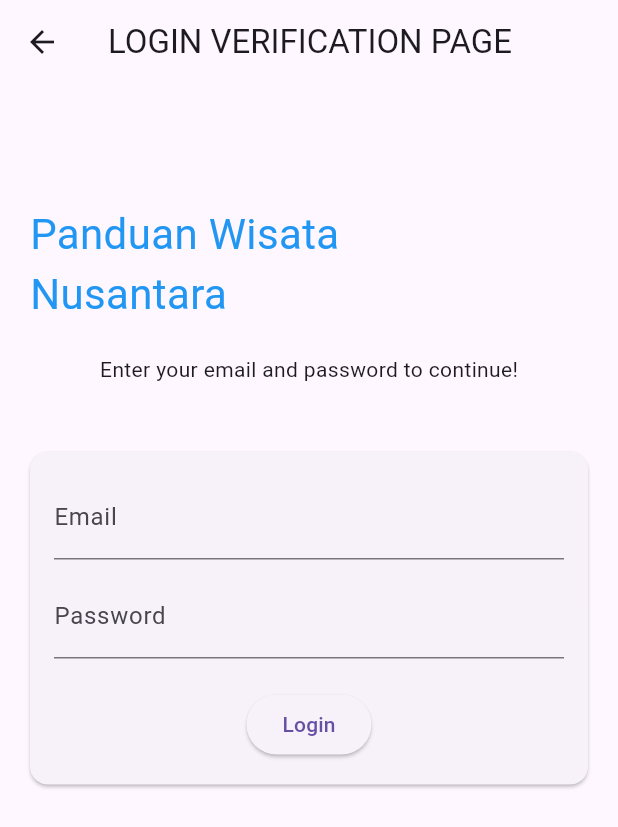
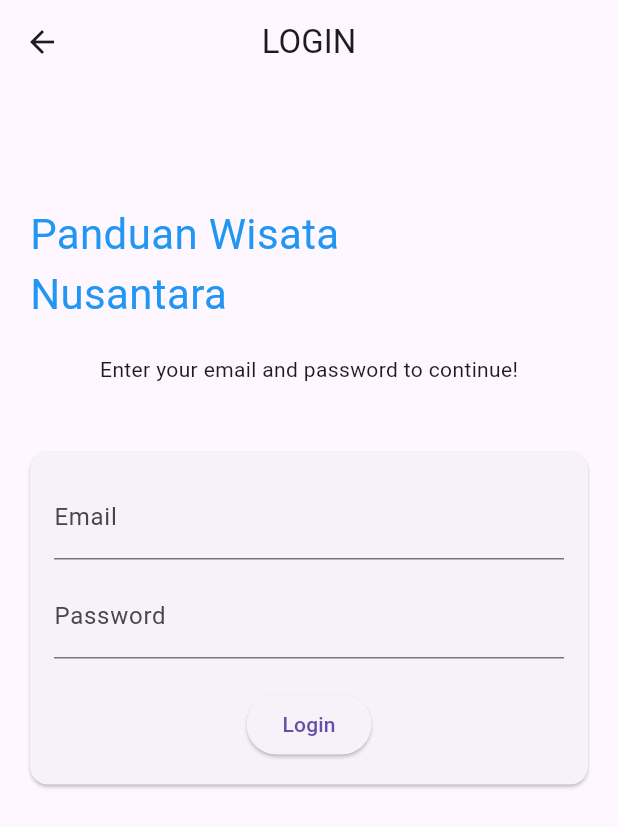
Before and after one commit to roblox-korblox/latihan, a Flutter app: the Login screen opened directly, on a phone screen of 412 x 824 dp. Shown: the top 827 px of the screen. Run offline on Flutter 3.47's test engine with Material 3 defaults, Android fonts, the light colour scheme and no system bars; missing offline and left inert: dart:ui_web.

Commit message:
PERUBAHAN NAMA LOGIN

```diff
--- a/lib/login.dart
+++ b/lib/login.dart
@@ -29,7 +29,7 @@ class _LoginState extends State<Login> {
   Widget build(BuildContext context) {
     return Scaffold(
       appBar: AppBar(
-        title: const Text("LOGIN VERIFICATION PAGE"),
+        title: const Text("LOGIN"),
         centerTitle: true,
       ),
       body: SingleChildScrollView(
```
